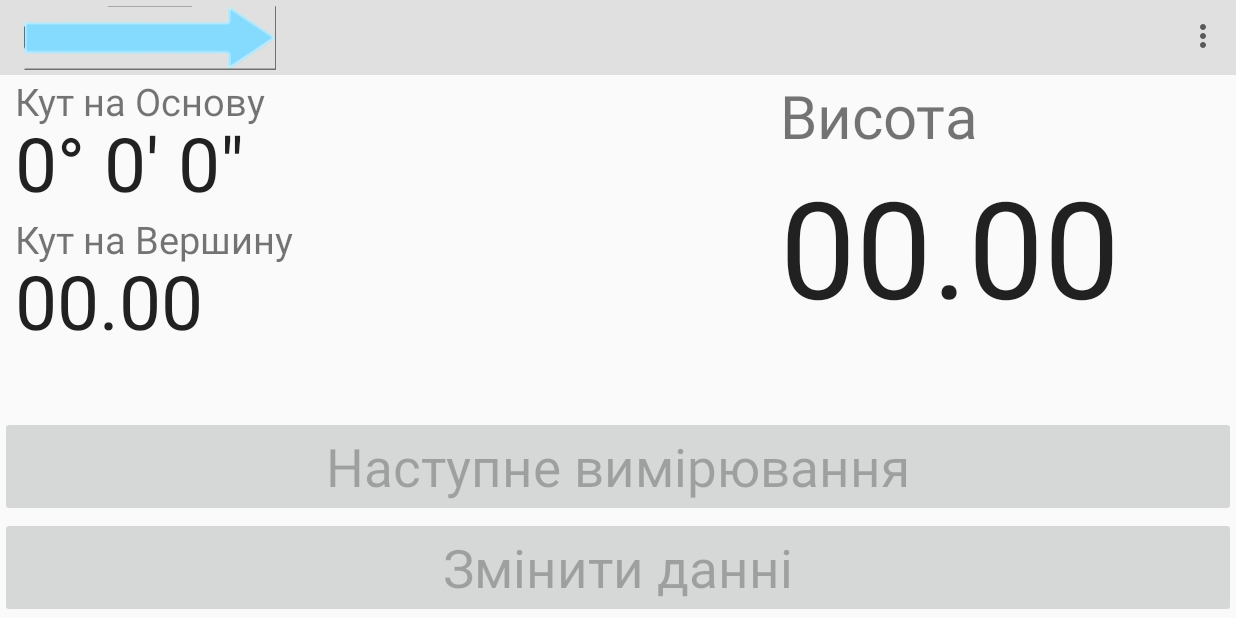
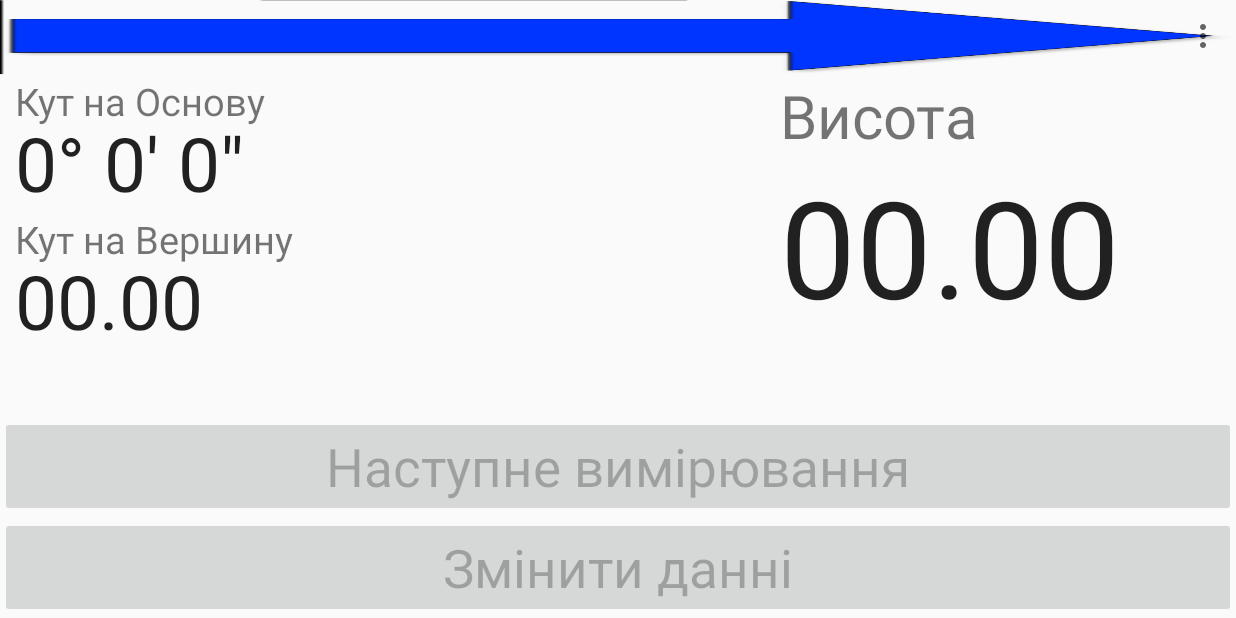
Before and after one commit to Cronverk/Metering2, an Android app: the MeteringActivity screen opened directly, with no data from a screen before it, on a phone screen of 824 x 412 dp (held sideways). Run offline under Robolectric (Android 15) with nearby library versions, the phone set to English and light mode, and no system bars; pictures from the network do not load.

Commit message:
fix picture

```diff
--- a/app/src/main/java/com/example/grass/metering2/MeteringActivity.java
+++ b/app/src/main/java/com/example/grass/metering2/MeteringActivity.java
@@ -331,11 +331,11 @@ public class MeteringActivity extends AppCompatActivity implements View.OnClickL
             switch ((int)taskCounter){
                 case 1:
                     bettaView.setText(doubleToDegree(Math.abs(data[0])));
-                    betta = data[0];
+                    betta = Math.abs(data[0]);
                     break;
                 case 2:
                     alphaView.setText(doubleToDegree(Math.abs(data[0])));
-                    alpha = data[0];
+                    alpha = Math.abs(data[0]);
                     break;
             }
         }
--- a/app/src/main/res/layout-large-land/activity_metering2.xml
+++ b/app/src/main/res/layout-large-land/activity_metering2.xml
@@ -7,14 +7,8 @@
         xmlns:android="http://schemas.android.com/apk/res/android"
         android:id="@+id/toolbar"
         android:layout_width="match_parent"
-        android:background="@color/colorPrimary"
+        android:background="@drawable/arrow2"
         android:layout_height="70dp">
-
-        <ImageView
-            android:layout_width="wrap_content"
-            android:layout_height="match_parent"
-            android:id="@+id/imageView2"
-            android:src="@mipmap/arrow2"/>
 
     </android.support.v7.widget.Toolbar>
     <TextView
--- a/app/src/main/res/layout-normal-land/activity_metering2.xml
+++ b/app/src/main/res/layout-normal-land/activity_metering2.xml
@@ -7,14 +7,8 @@
         xmlns:android="http://schemas.android.com/apk/res/android"
         android:id="@+id/toolbar"
         android:layout_width="match_parent"
-        android:background="@color/colorPrimary"
+        android:background="@drawable/arrow2"
         android:layout_height="50dp">
-
-        <ImageView
-            android:layout_width="wrap_content"
-            android:layout_height="match_parent"
-            android:id="@+id/imageView2"
-            android:src="@mipmap/arrow2"/>
 
     </android.support.v7.widget.Toolbar>
 
--- a/app/src/main/res/layout-xlarge-land/activity_metering2.xml
+++ b/app/src/main/res/layout-xlarge-land/activity_metering2.xml
@@ -8,14 +8,8 @@
         xmlns:android="http://schemas.android.com/apk/res/android"
         android:id="@+id/toolbar"
         android:layout_width="match_parent"
-        android:background="@color/colorPrimary"
+        android:background="@drawable/arrow2"
         android:layout_height="70dp">
-
-        <ImageView
-            android:layout_width="wrap_content"
-            android:layout_height="match_parent"
-            android:id="@+id/imageView2"
-            android:src="@mipmap/arrow2"/>
 
     </android.support.v7.widget.Toolbar>
     <TextView
```
Also changed, not shown: app/src/main/res/layout-large-land/activity_dalnometer.xml (+1 -7 lines), app/src/main/res/layout-normal-land/activity_dalnometer.xml (+1 -7 lines), app/src/main/res/layout-xlarge-land/activity_dalnometer.xml (+1 -7 lines), app/src/main/res/drawable/arrow.png (added), app/src/main/res/drawable/arrow2.png (added).
